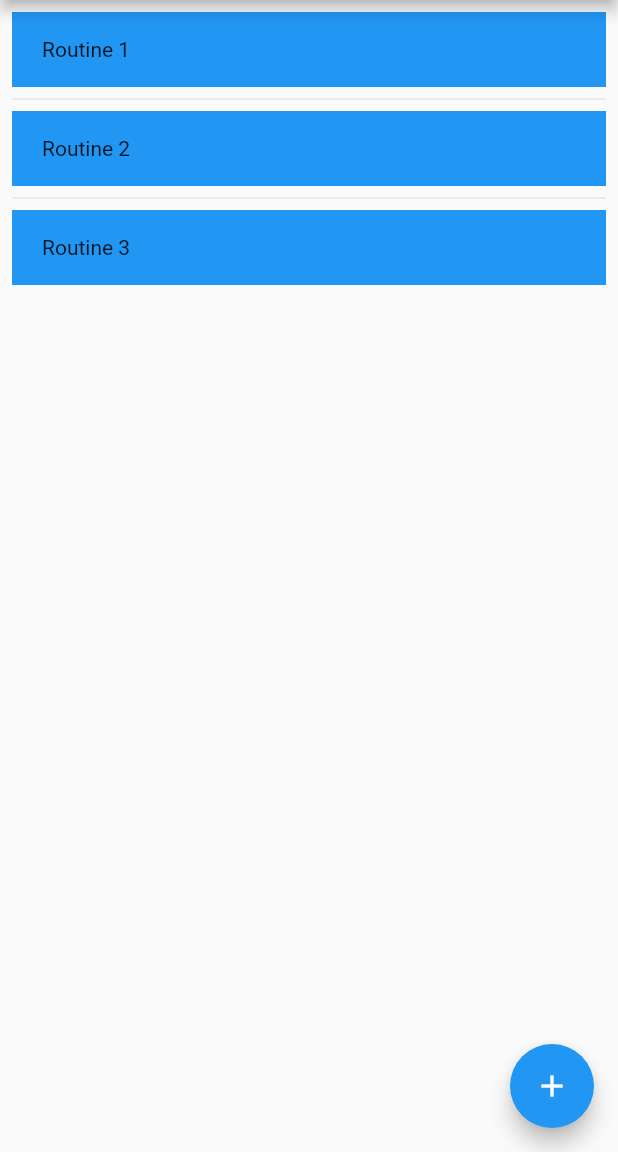
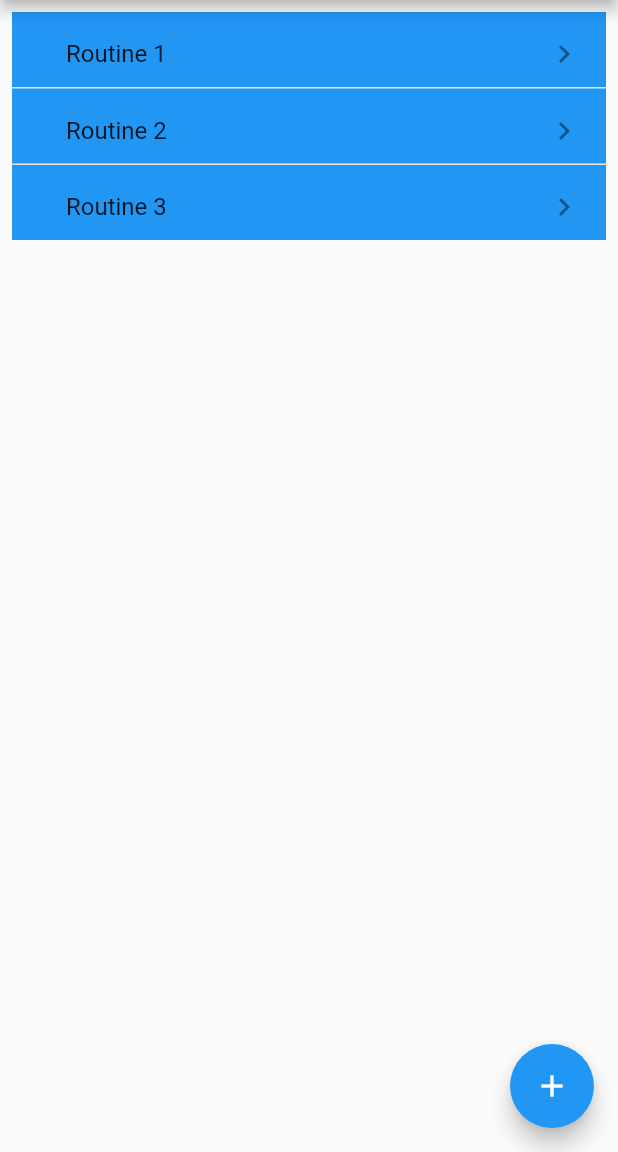
Before and after one commit to kianazig/Mobile-Development, a Flutter app: the screen it shows after launch, on a phone screen of 412 x 824 dp, the part 84-1236 px from its top. Run offline on Flutter 3.47's test engine with Material 2 defaults, Android fonts, the phone set to English and light mode, and no system bars.

Commit message:
Changed styling of list on home page.

```diff
--- a/hangboard_training_timer/lib/main.dart
+++ b/hangboard_training_timer/lib/main.dart
@@ -93,14 +93,14 @@ class _MyHomePageState extends State<MyHomePage> {
                   child: Container(
                       alignment: Alignment.centerLeft,
                       padding: const EdgeInsets.only(left: 20),
-                      child: Text(
-                        '${routines[index]}',
-                        textAlign: TextAlign.left,
-                      )),
+                      child: ListTile(
+                        title: Text('${routines[index]}'),
+                        trailing: Icon(Icons.keyboard_arrow_right),
+                      ),),
                 );
               },
               separatorBuilder: (BuildContext context, int index) =>
-                  const Divider(),
+                  const Divider(height: 1),
             ),
           ],
         ),
```
